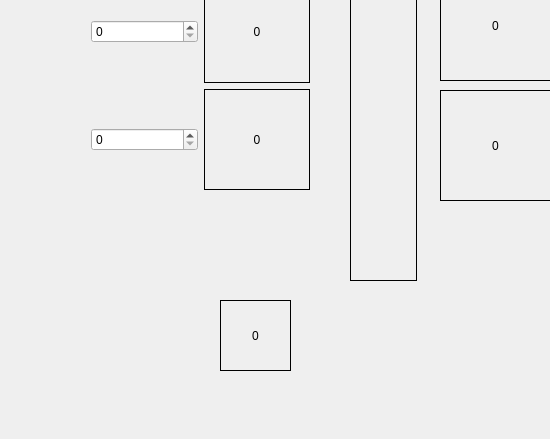
UmutSahinSE/BathroomSyncronizationProblem, file BathroomSyncronizationProblemProjectFiles/mainwindow.ui: the form before one commit; both pictures show x 0 to 550 and y 177 to 616 of the 828 by 616 pixel window.
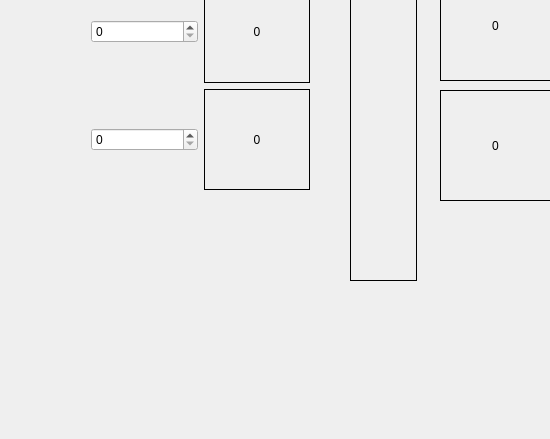
The form after the commit.

Diff of the .ui file:
```diff
--- a/BathroomSyncronizationProblemProjectFiles/mainwindow.ui
+++ b/BathroomSyncronizationProblemProjectFiles/mainwindow.ui
@@ -245,17 +245,20 @@
    <widget class="QLabel" name="ActiveThreadCountLabel">
     <property name="geometry">
      <rect>
-      <x>220</x>
-      <y>460</y>
-      <width>71</width>
-      <height>71</height>
+      <x>370</x>
+      <y>220</y>
+      <width>31</width>
+      <height>31</height>
      </rect>
     </property>
+    <property name="autoFillBackground">
+     <bool>true</bool>
+    </property>
     <property name="frameShape">
-     <enum>QFrame::Box</enum>
+     <enum>QFrame::NoFrame</enum>
     </property>
     <property name="text">
-     <string>0</string>
+     <string/>
     </property>
     <property name="alignment">
      <set>Qt::AlignCenter</set>
```
Left out of the diff: 2 changed lines with no effect on the pictures.
